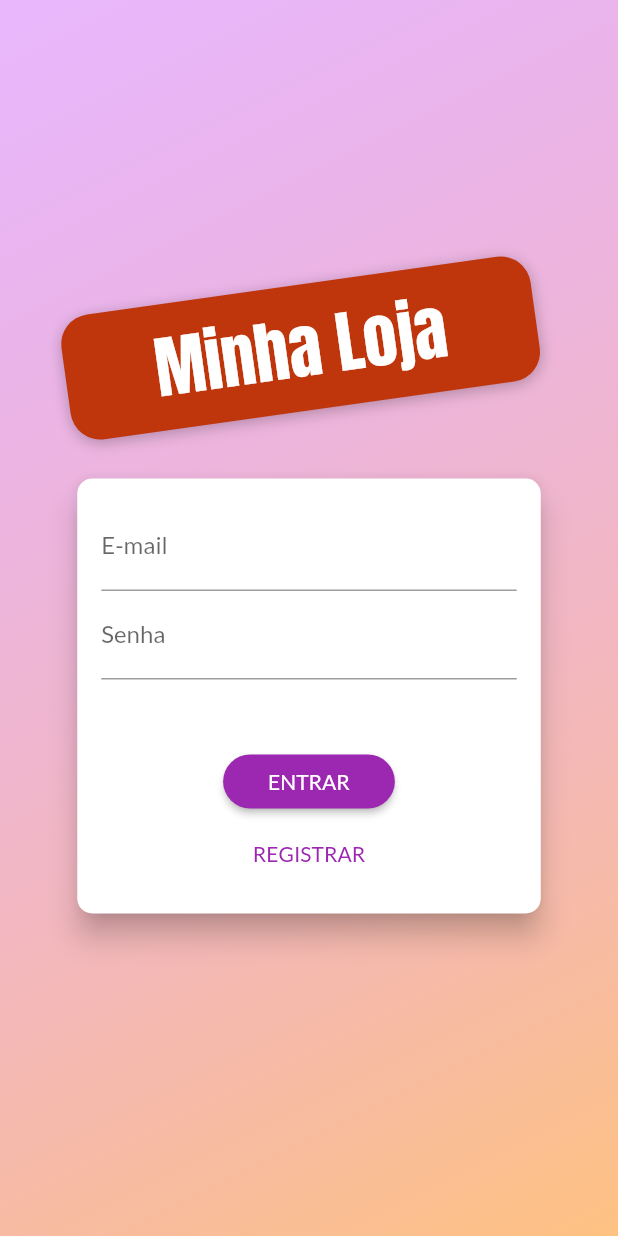
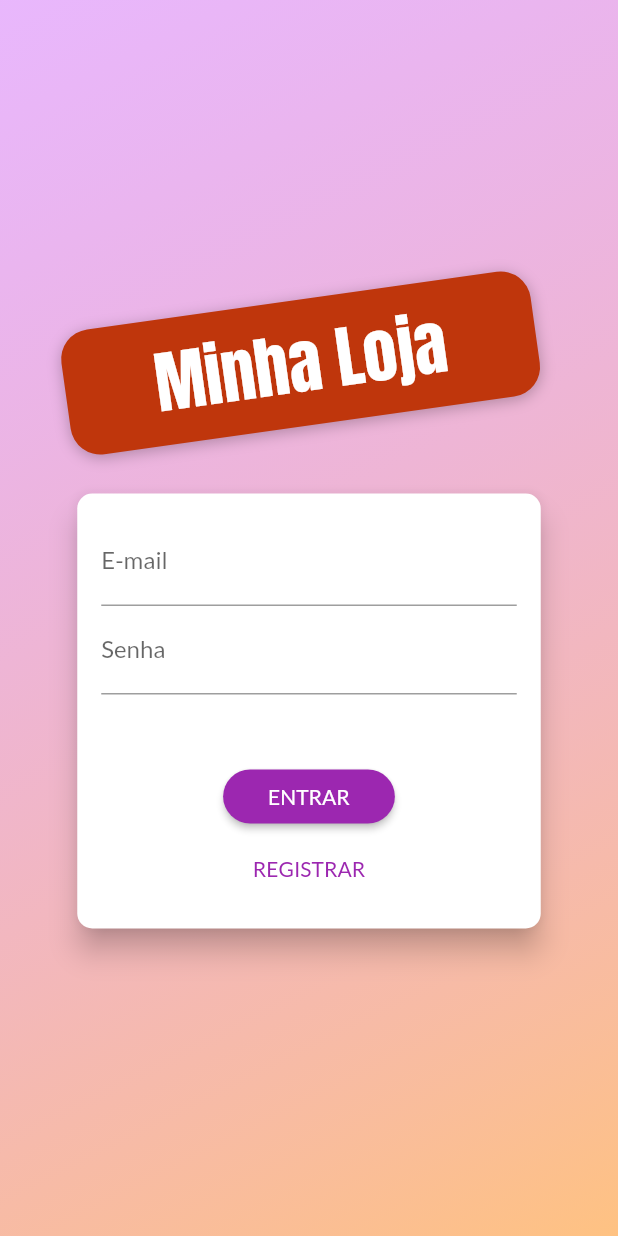
Before and after one commit to lucasnneto/shop, a Flutter app: the screen it shows after launch, on a phone screen of 412 x 824 dp. Run offline on Flutter 3.47's test engine with Material 2 defaults, Android fonts, the phone set to English and light mode, and no system bars; our stand-ins replace shared_preferences.

Commit message:
animação e fix height

```diff
--- a/lib/views/auth_screen.dart
+++ b/lib/views/auth_screen.dart
@@ -11,7 +11,6 @@ class AuthScreen extends StatelessWidget {
   @override
   Widget build(BuildContext context) {
     return Scaffold(
-      resizeToAvoidBottomInset: false,
       body: Stack(
         children: [
           Container(
@@ -26,16 +25,21 @@ class AuthScreen extends StatelessWidget {
               ),
             ),
           ),
-          Container(
+          Center(
+            child: SingleChildScrollView(
+              child: Container(
                 width: double.infinity,
                 child: Column(
                   mainAxisAlignment: MainAxisAlignment.center,
                   crossAxisAlignment: CrossAxisAlignment.center,
                   children: [
+                    SizedBox(height: 20), // Gambiarra para corrigir altura
                     Container(
                       margin: EdgeInsets.only(bottom: 20),
-                  padding: EdgeInsets.symmetric(vertical: 8, horizontal: 60),
-                  transform: Matrix4.rotationZ(-8 * pi / 180)..translate(-10.0),
+                      padding:
+                          EdgeInsets.symmetric(vertical: 8, horizontal: 60),
+                      transform: Matrix4.rotationZ(-8 * pi / 180)
+                        ..translate(-10.0),
                       decoration: BoxDecoration(
                           borderRadius: BorderRadius.circular(20),
                           color: Colors.deepOrange.shade900,
@@ -49,8 +53,10 @@ class AuthScreen extends StatelessWidget {
                       child: Text(
                         'Minha Loja',
                         style: TextStyle(
-                        color:
-                            Theme.of(context).accentTextTheme.headline6!.color,
+                            color: Theme.of(context)
+                                .accentTextTheme
+                                .headline6!
+                                .color,
                             fontSize: 45,
                             fontFamily: 'Anton'),
                       ),
@@ -58,6 +64,8 @@ class AuthScreen extends StatelessWidget {
                     AuthCard(),
                   ],
                 ),
+              ),
+            ),
           )
         ],
       ),
--- a/lib/widgets/auth_card.dart
+++ b/lib/widgets/auth_card.dart
@@ -20,7 +20,8 @@ class _AuthCardState extends State<AuthCard>
   final _passwordController = TextEditingController();
 
   late AnimationController _controller;
-  late Animation<Size> _heightAnimation;
+  late Animation<double> _opacityAnimation;
+  late Animation<Offset> _slideAnimation;
 
   @override
   void initState() {
@@ -31,9 +32,15 @@ class _AuthCardState extends State<AuthCard>
         milliseconds: 300,
       ),
     );
-    _heightAnimation = Tween(
-      begin: Size(double.infinity, 290),
-      end: Size(double.infinity, 371),
+    _opacityAnimation = Tween(
+      begin: 0.0,
+      end: 1.0,
+    ).animate(
+      CurvedAnimation(parent: _controller, curve: Curves.linear),
+    );
+    _slideAnimation = Tween<Offset>(
+      begin: Offset(0, -1.5),
+      end: Offset(0, 0),
     ).animate(
       CurvedAnimation(parent: _controller, curve: Curves.linear),
     );
@@ -111,8 +118,12 @@ class _AuthCardState extends State<AuthCard>
     return Card(
       elevation: 8,
       shape: RoundedRectangleBorder(borderRadius: BorderRadius.circular(10)),
-      child: AnimatedBuilder(
-        animation: _heightAnimation,
+      child: AnimatedContainer(
+        duration: Duration(milliseconds: 300),
+        curve: Curves.easeIn,
+        height: _authMode == AuthMode.Login ? 290 : 371,
+        width: deviceSize.width * 0.75,
+        padding: EdgeInsets.all(16),
         child: Form(
           key: _form,
           child: Column(
@@ -142,8 +153,18 @@ class _AuthCardState extends State<AuthCard>
                 controller: _passwordController,
                 onSaved: (value) => _authData['password'] = value!,
               ),
-              if (_authMode == AuthMode.SignUp)
-                TextFormField(
+              AnimatedContainer(
+                constraints: BoxConstraints(
+                  minHeight: _authMode == AuthMode.SignUp ? 60 : 0,
+                  maxHeight: _authMode == AuthMode.SignUp ? 120 : 0,
+                ),
+                duration: Duration(milliseconds: 300),
+                curve: Curves.linear,
+                child: FadeTransition(
+                  opacity: _opacityAnimation,
+                  child: SlideTransition(
+                    position: _slideAnimation,
+                    child: TextFormField(
                       decoration: InputDecoration(labelText: 'Confirmar Senha'),
                       obscureText: true,
                       autovalidateMode: AutovalidateMode.onUserInteraction,
@@ -155,6 +176,9 @@ class _AuthCardState extends State<AuthCard>
                               return null;
                             }
                           : null,
+                    ),
+                  ),
+                ),
               ),
               Spacer(),
               _isLoading
@@ -181,13 +205,6 @@ class _AuthCardState extends State<AuthCard>
             ],
           ),
         ),
-        builder: (ctx, child) => Container(
-          height: _heightAnimation.value.height,
-          // height: _authMode == AuthMode.Login ? 290 : 371,
-          width: deviceSize.width * 0.75,
-          padding: EdgeInsets.all(16),
-          child: child,
-        ),
       ),
     );
   }
```
Lines whose indentation alone changed are shown as unchanged.
